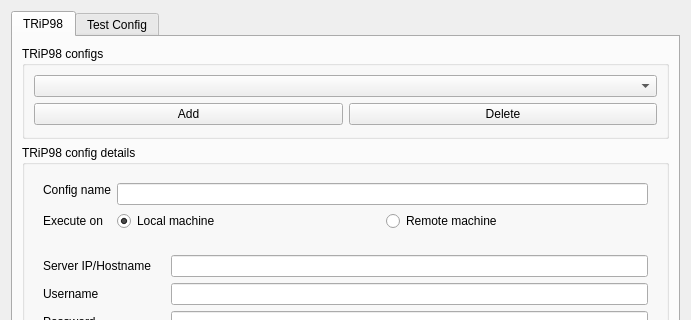
pytrip/pytripgui, file pytripgui/view/trip_config.ui: the form before one commit; both pictures show x 0 to 691 and y 0 to 320 of the 691 by 690 pixel window.
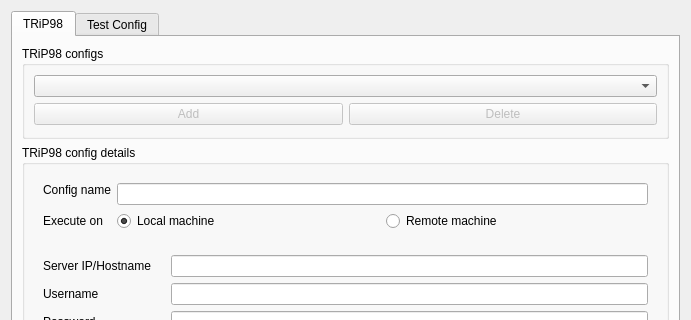
The form after the commit.

Commit message: Disable unimplemented features

Diff of the .ui file:
```diff
--- a/pytripgui/view/trip_config.ui
+++ b/pytripgui/view/trip_config.ui
@@ -16,6 +16,9 @@
   <layout class="QVBoxLayout" name="verticalLayout">
    <item>
     <widget class="QTabWidget" name="tabWidget">
+     <property name="enabled">
+      <bool>true</bool>
+     </property>
      <property name="currentIndex">
       <number>0</number>
      </property>
@@ -41,6 +44,9 @@
            <layout class="QHBoxLayout" name="horizontalLayout_2">
             <item>
              <widget class="QPushButton" name="add">
+              <property name="enabled">
+               <bool>false</bool>
+              </property>
               <property name="text">
                <string>Add</string>
               </property>
@@ -48,6 +54,9 @@
             </item>
             <item>
              <widget class="QPushButton" name="remove">
+              <property name="enabled">
+               <bool>false</bool>
+              </property>
               <property name="text">
                <string>Delete</string>
               </property>
```
Left out of the diff: 3 changed lines with no effect on the pictures.
